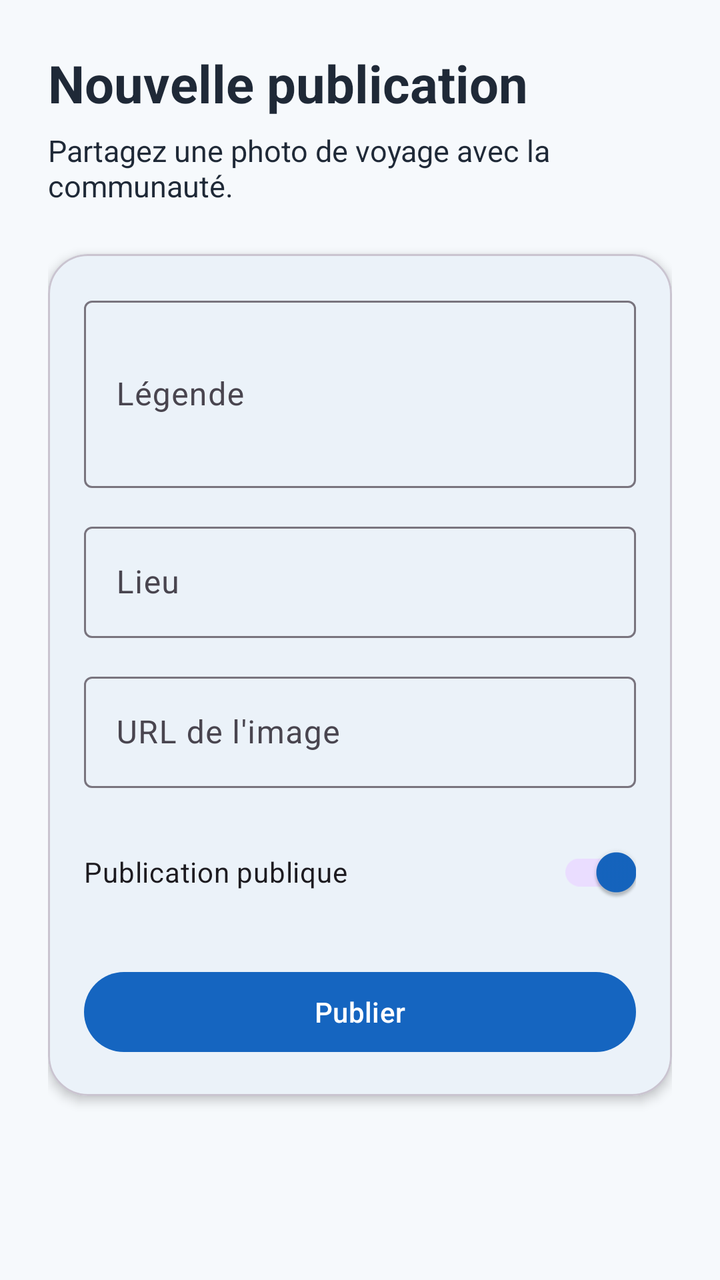
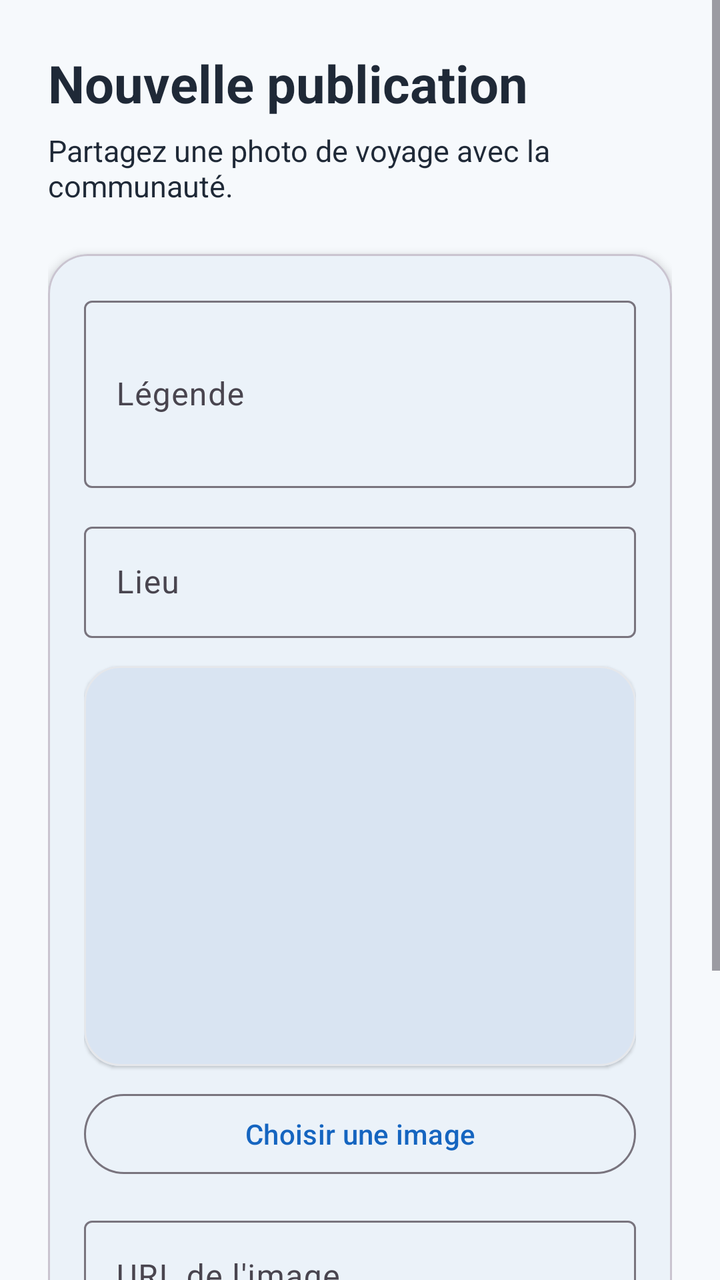

Before-and-after screenshots of an Android layout around one commit, followed by the original layout XML and the change that was made.
<!-- AndroidManifest.xml: application theme Theme.Traveling -->
<!-- res/layout/fragment_new_post.xml -->
<?xml version="1.0" encoding="utf-8"?>
<ScrollView xmlns:android="http://schemas.android.com/apk/res/android"
    xmlns:app="http://schemas.android.com/apk/res-auto"
    android:layout_width="match_parent"
    android:layout_height="match_parent"
    android:background="@color/travel_background"
    android:fillViewport="true">

    <LinearLayout
        android:layout_width="match_parent"
        android:layout_height="wrap_content"
        android:orientation="vertical"
        android:padding="24dp">

        <TextView
            android:layout_width="match_parent"
            android:layout_height="wrap_content"
            android:text="Nouvelle publication"
            android:textColor="@color/travel_on_surface"
            android:textSize="26sp"
            android:textStyle="bold" />

        <TextView
            android:layout_width="match_parent"
            android:layout_height="wrap_content"
            android:layout_marginTop="6dp"
            android:text="Partagez une photo de voyage avec la communauté."
            android:textColor="@color/travel_on_surface"
            android:textSize="15sp" />

        <com.google.android.material.card.MaterialCardView
            android:layout_width="match_parent"
            android:layout_height="wrap_content"
            android:layout_marginTop="24dp"
            app:cardBackgroundColor="@color/travel_surface"
            app:cardCornerRadius="20dp"
            app:cardElevation="3dp">

            <LinearLayout
                android:layout_width="match_parent"
                android:layout_height="wrap_content"
                android:orientation="vertical"
                android:padding="18dp">

                <com.google.android.material.textfield.TextInputLayout
                    android:layout_width="match_parent"
                    android:layout_height="wrap_content"
                    android:hint="Légende">

                    <com.google.android.material.textfield.TextInputEditText
                        android:id="@+id/editCaption"
                        android:layout_width="match_parent"
                        android:layout_height="wrap_content"
                        android:inputType="textMultiLine"
                        android:minLines="3" />
                </com.google.android.material.textfield.TextInputLayout>

                <com.google.android.material.textfield.TextInputLayout
                    android:layout_width="match_parent"
                    android:layout_height="wrap_content"
                    android:layout_marginTop="14dp"
                    android:hint="Lieu">

                    <com.google.android.material.textfield.TextInputEditText
                        android:id="@+id/editLocation"
                        android:layout_width="match_parent"
                        android:layout_height="wrap_content"
                        android:inputType="textCapWords" />
                </com.google.android.material.textfield.TextInputLayout>

                <com.google.android.material.textfield.TextInputLayout
                    android:layout_width="match_parent"
                    android:layout_height="wrap_content"
                    android:layout_marginTop="14dp"
                    android:hint="URL de l'image">

                    <com.google.android.material.textfield.TextInputEditText
                        android:id="@+id/editImageUrl"
                        android:layout_width="match_parent"
                        android:layout_height="wrap_content"
                        android:inputType="textUri" />
                </com.google.android.material.textfield.TextInputLayout>

                <com.google.android.material.switchmaterial.SwitchMaterial
                    android:id="@+id/switchPublic"
                    android:layout_width="match_parent"
                    android:layout_height="wrap_content"
                    android:layout_marginTop="18dp"
                    android:checked="true"
                    android:text="Publication publique" />

                <com.google.android.material.button.MaterialButton
                    android:id="@+id/buttonPublish"
                    android:layout_width="match_parent"
                    android:layout_height="wrap_content"
                    android:layout_marginTop="22dp"
                    android:text="Publier" />

            </LinearLayout>
        </com.google.android.material.card.MaterialCardView>

    </LinearLayout>
</ScrollView>
<!-- resources referenced by this layout -->
<resources>
  <color name="travel_background">#F6F9FC</color>
  <color name="travel_on_surface">#1F2937</color>
  <color name="travel_surface">#FFFFFF</color>
  <style name="Theme.Traveling" parent="Base.Theme.Traveling" />
  <style name="Base.Theme.Traveling" parent="Theme.Material3.DayNight.NoActionBar">
          <item name="colorPrimary">@color/travel_primary</item>
          <item name="colorOnPrimary">@color/travel_on_primary</item>
  
          <item name="colorSecondary">@color/travel_secondary</item>
          <item name="colorOnSecondary">@color/travel_on_secondary</item>
  
          <item name="colorTertiary">@color/travel_tertiary</item>
          <item name="colorOnTertiary">@color/travel_on_tertiary</item>
  
          <item name="android:colorBackground">@color/travel_background</item>
          <item name="colorSurface">@color/travel_surface</item>
          <item name="colorOnSurface">@color/travel_on_surface</item>
      </style>
  <color name="travel_primary">#1565C0</color>
  <color name="travel_on_primary">#FFFFFF</color>
  <color name="travel_secondary">#26A69A</color>
  <color name="travel_on_secondary">#FFFFFF</color>
  <color name="travel_tertiary">#FFB74D</color>
  <color name="travel_on_tertiary">#1F2937</color>
</resources>

<!-- the commit's change to res/layout/fragment_new_post.xml (unified diff, before → after) -->
@@ -68,6 +68,32 @@
                         android:inputType="textCapWords" />
                 </com.google.android.material.textfield.TextInputLayout>
 
+                <com.google.android.material.card.MaterialCardView
+                    android:layout_width="match_parent"
+                    android:layout_height="200dp"
+                    android:layout_marginTop="14dp"
+                    app:cardCornerRadius="18dp"
+                    app:cardElevation="1dp"
+                    app:strokeColor="#E5E7EB"
+                    app:strokeWidth="1dp">
+
+                    <ImageView
+                        android:id="@+id/imagePreview"
+                        android:layout_width="match_parent"
+                        android:layout_height="match_parent"
+                        android:background="@drawable/bg_post_placeholder"
+                        android:contentDescription="Image sélectionnée"
+                        android:scaleType="centerCrop" />
+                </com.google.android.material.card.MaterialCardView>
+
+                <com.google.android.material.button.MaterialButton
+                    android:id="@+id/buttonChooseImage"
+                    style="?attr/materialButtonOutlinedStyle"
+                    android:layout_width="match_parent"
+                    android:layout_height="wrap_content"
+                    android:layout_marginTop="10dp"
+                    android:text="Choisir une image" />
+
                 <com.google.android.material.textfield.TextInputLayout
                     android:layout_width="match_parent"
                     android:layout_height="wrap_content"
<!-- resource entries referenced after the edit -->
@@ -3,6 +3,12 @@
   <color name="travel_background">#F6F9FC</color>
   <color name="travel_on_surface">#1F2937</color>
   <color name="travel_surface">#FFFFFF</color>
+  <!-- drawable bg_post_placeholder (drawable) -->
+  <?xml version="1.0" encoding="utf-8"?>
+  <shape xmlns:android="http://schemas.android.com/apk/res/android">
+      <corners android:radius="0dp" />
+      <solid android:color="#D9E4F2" />
+  </shape>
   <style name="Theme.Traveling" parent="Base.Theme.Traveling" />
   <style name="Base.Theme.Traveling" parent="Theme.Material3.DayNight.NoActionBar">
           <item name="colorPrimary">@color/travel_primary</item>
